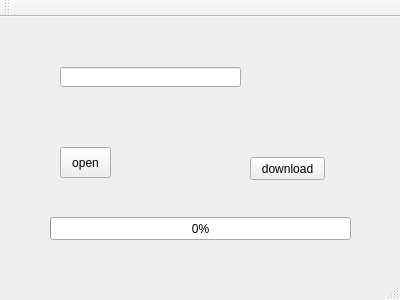
Before: the Qt Designer form airbase.ui in Kreogist/FAir, drawn with Qt 5.
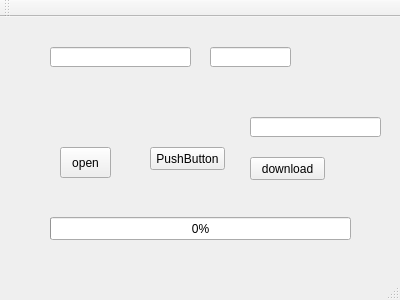
After: the same form once the commit is applied.

Diff of the .ui file:
```diff
--- a/airbase.ui
+++ b/airbase.ui
@@ -56,13 +56,46 @@
    <widget class="QLineEdit" name="urlipt">
     <property name="geometry">
      <rect>
-      <x>60</x>
-      <y>50</y>
-      <width>181</width>
+      <x>250</x>
+      <y>100</y>
+      <width>131</width>
       <height>20</height>
      </rect>
     </property>
    </widget>
+   <widget class="QLineEdit" name="hostLineEdit">
+    <property name="geometry">
+     <rect>
+      <x>50</x>
+      <y>30</y>
+      <width>141</width>
+      <height>20</height>
+     </rect>
+    </property>
+   </widget>
+   <widget class="QLineEdit" name="portLineEdit">
+    <property name="geometry">
+     <rect>
+      <x>210</x>
+      <y>30</y>
+      <width>81</width>
+      <height>20</height>
+     </rect>
+    </property>
+   </widget>
+   <widget class="QPushButton" name="connecttoserver">
+    <property name="geometry">
+     <rect>
+      <x>150</x>
+      <y>130</y>
+      <width>75</width>
+      <height>23</height>
+     </rect>
+    </property>
+    <property name="text">
+     <string>PushButton</string>
+    </property>
+   </widget>
   </widget>
   <widget class="QMenuBar" name="menuBar">
    <property name="geometry">
```
Left out of the diff: 4 changed lines with no effect on the pictures.
